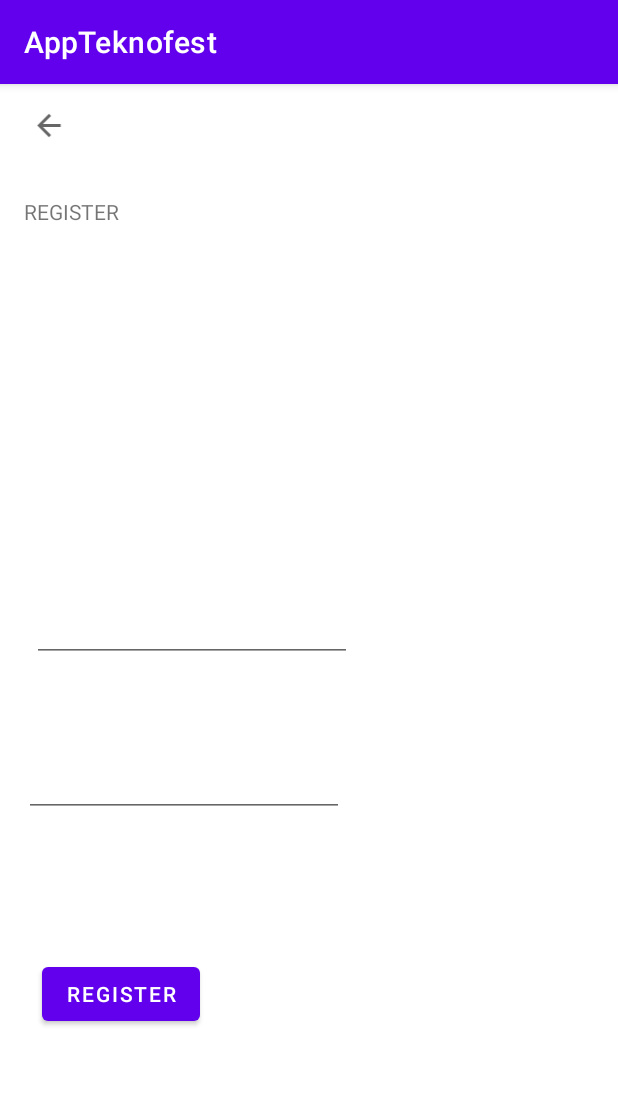
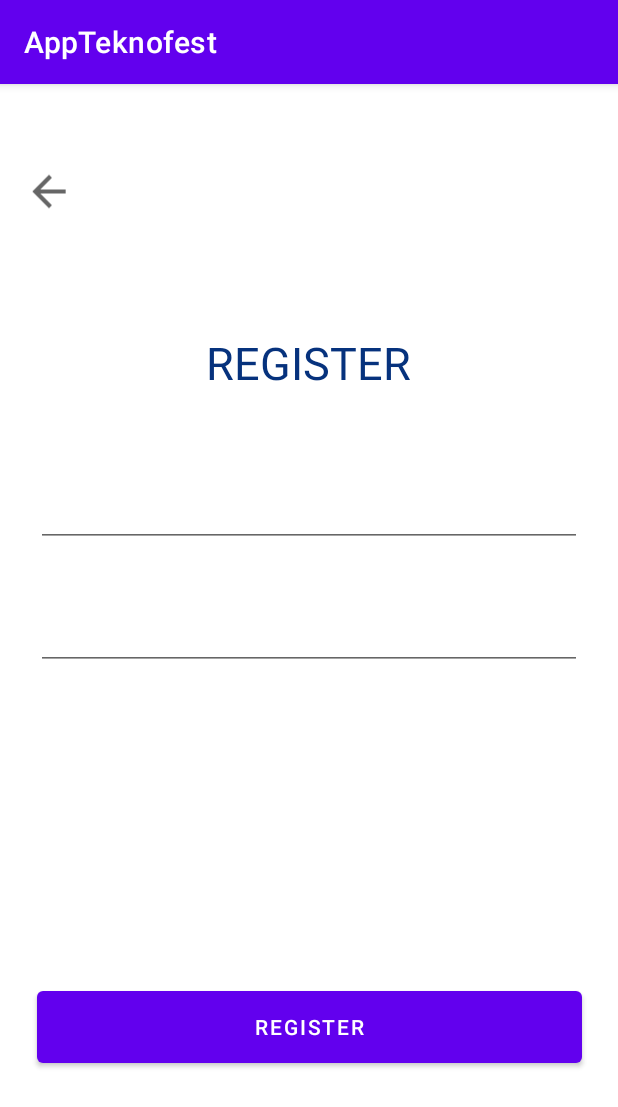
Before and after one commit to ahmetozyoruk/Teknofest_Projesi, an Android app: the RegisterFragment screen opened through its navigation route, on a phone screen of 412 x 824 dp. Shown: the top 1107 px of the screen. Run offline under Robolectric (Android 15) with nearby library versions, the phone set to English and light mode, and no system bars; our stand-ins replace Firebase (no records; nobody signed in at launch, a user with empty details on screens opened directly); libraries missing offline, so code that uses them is left out: com.google.api.client, com.google.api.services.

Commit message:
intro register login ui

```diff
--- a/Uygulama/AppTeknofest/app/src/main/res/layout/fragment_register.xml
+++ b/Uygulama/AppTeknofest/app/src/main/res/layout/fragment_register.xml
@@ -9,62 +9,77 @@
     <ImageView
         android:id="@+id/backForRegisterIv"
         android:layout_width="33dp"
-        android:layout_height="23dp"
+        android:layout_height="0dp"
         android:layout_marginStart="16dp"
-        android:layout_marginTop="16dp"
-        android:layout_marginBottom="36dp"
+        android:layout_marginTop="32dp"
+        android:layout_marginBottom="157dp"
         android:src="@drawable/ic_baseline_arrow_back_24"
-        app:layout_constraintBottom_toTopOf="@+id/registerTv"
+        app:layout_constraintBottom_toTopOf="@+id/registerEmail"
         app:layout_constraintStart_toStartOf="parent"
         app:layout_constraintTop_toTopOf="parent" />
 
     <TextView
         android:id="@+id/registerTv"
-        android:layout_width="243dp"
-        android:layout_height="0dp"
-        android:layout_marginStart="16dp"
-        android:layout_marginBottom="36dp"
+        android:layout_width="300dp"
+        android:layout_height="57dp"
+        android:layout_marginStart="24dp"
+        android:layout_marginTop="44dp"
+        android:layout_marginEnd="24dp"
+        android:layout_marginBottom="22dp"
         android:text="REGISTER"
+        android:textAlignment="center"
+        android:textColor="#06327D"
+        android:textSize="30sp"
         app:layout_constraintBottom_toTopOf="@+id/registerEmail"
+        app:layout_constraintEnd_toEndOf="parent"
+        app:layout_constraintHorizontal_bias="0.492"
+        app:layout_constraintStart_toStartOf="parent"
+        app:layout_constraintTop_toBottomOf="@+id/backForRegisterIv"
+        app:layout_constraintVertical_bias="0.294" />
+
+    <EditText
+        android:id="@+id/registerEmail"
+        android:layout_width="0dp"
+        android:layout_height="40dp"
+        android:layout_marginStart="24dp"
+        android:layout_marginEnd="24dp"
+        android:layout_marginBottom="42dp"
+        android:ems="10"
+        android:inputType="textEmailAddress"
+        app:layout_constraintBottom_toTopOf="@+id/registerPassword"
+        app:layout_constraintEnd_toEndOf="parent"
+        app:layout_constraintHorizontal_bias="0.0"
         app:layout_constraintStart_toStartOf="parent"
         app:layout_constraintTop_toBottomOf="@+id/backForRegisterIv" />
 
     <EditText
-            android:id="@+id/registerEmail"
-            android:layout_width="wrap_content"
-            android:layout_height="wrap_content"
-            android:layout_marginStart="21dp"
-            android:layout_marginBottom="58dp"
-            android:ems="10"
-            android:inputType="textEmailAddress"
-            app:layout_constraintBottom_toTopOf="@+id/registerPassword"
-            app:layout_constraintStart_toStartOf="parent"
-            app:layout_constraintTop_toBottomOf="@+id/registerTv" />
-
-        <EditText
         android:id="@+id/registerPassword"
-            android:layout_width="wrap_content"
-            android:layout_height="wrap_content"
-            android:layout_marginStart="16dp"
-            android:layout_marginBottom="94dp"
+        android:layout_width="0dp"
+        android:layout_height="40dp"
+        android:layout_marginStart="24dp"
+        android:layout_marginEnd="24dp"
+        android:layout_marginBottom="208dp"
         android:ems="10"
         android:inputType="textPassword"
         app:layout_constraintBottom_toTopOf="@+id/register"
+        app:layout_constraintEnd_toEndOf="parent"
+        app:layout_constraintHorizontal_bias="0.0"
         app:layout_constraintStart_toStartOf="parent"
         app:layout_constraintTop_toBottomOf="@+id/registerEmail" />
 
     <Button
         android:id="@+id/register"
-        android:layout_width="wrap_content"
-        android:layout_height="wrap_content"
-        android:layout_marginStart="28dp"
-        android:layout_marginBottom="137dp"
+        android:layout_width="363dp"
+        android:layout_height="60dp"
+        android:layout_marginStart="24dp"
+        android:layout_marginEnd="24dp"
+        android:layout_marginBottom="109dp"
         android:text="REGISTER"
         app:layout_constraintBottom_toBottomOf="parent"
+        app:layout_constraintEnd_toEndOf="parent"
+        app:layout_constraintHorizontal_bias="1.0"
         app:layout_constraintStart_toStartOf="parent"
         app:layout_constraintTop_toBottomOf="@+id/registerPassword" />
 
 
-
-
 </androidx.constraintlayout.widget.ConstraintLayout>
```
Also changed, not shown: Uygulama/AppTeknofest/app/src/main/res/layout/fragment_log_in.xml (+18 -18 lines). Lines whose indentation alone changed are shown as unchanged.
